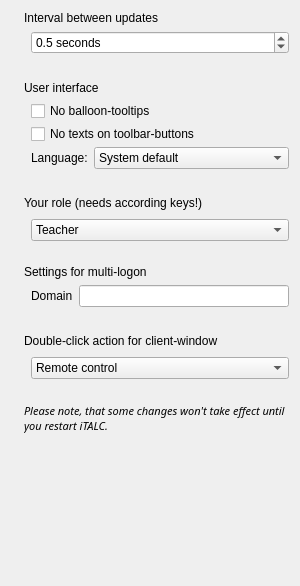
The window that italc-windows/italc.git/ima/dialogs/Config.ui (univention/ucs-school) describes before a commit, drawn with Qt 5.
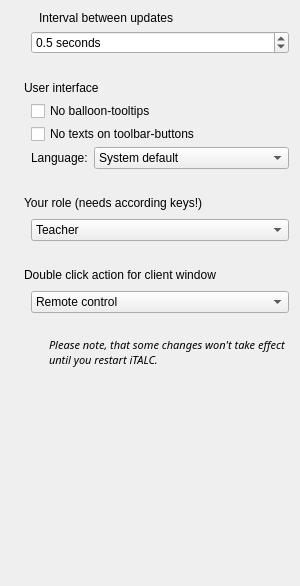
The same window after the commit. Icons and pictures are not drawn.

Patch:
```diff
--- a/italc-windows/italc.git/ima/dialogs/Config.ui
+++ b/italc-windows/italc.git/ima/dialogs/Config.ui
@@ -32,11 +32,11 @@
        </property>
        <item>
         <widget class="QLabel" name="label_2">
-         <property name="sizePolicy">
-          <sizepolicy hsizetype="Fixed" vsizetype="Fixed">
-           <horstretch>0</horstretch>
-           <verstretch>0</verstretch>
-          </sizepolicy>
+         <property name="maximumSize">
+          <size>
+           <width>22</width>
+           <height>22</height>
+          </size>
          </property>
          <property name="text">
           <string/>
@@ -515,84 +515,23 @@
        <property name="margin">
         <number>0</number>
        </property>
-       <item>
-        <widget class="QLabel" name="label_10">
-         <property name="sizePolicy">
-          <sizepolicy hsizetype="Fixed" vsizetype="Fixed">
-           <horstretch>0</horstretch>
-           <verstretch>0</verstretch>
-          </sizepolicy>
-         </property>
-         <property name="pixmap">
-          <pixmap resource="../italc.qrc">:/resources/remotelogon_22.png</pixmap>
-         </property>
-        </widget>
-       </item>
-       <item>
-        <widget class="QLabel" name="label_11">
-         <property name="text">
-          <string>Settings for multi-logon</string>
-         </property>
-        </widget>
-       </item>
-      </layout>
-     </item>
-     <item>
-      <layout class="QHBoxLayout">
-       <property name="spacing">
-        <number>6</number>
+       <property name="topMargin">
+        <number>0</number>
        </property>
        <property name="margin">
         <number>0</number>
        </property>
-       <item>
-        <spacer>
-         <property name="orientation">
-          <enum>Qt::Horizontal</enum>
-         </property>
-         <property name="sizeType">
-          <enum>QSizePolicy::Fixed</enum>
-         </property>
-         <property name="sizeHint" stdset="0">
-          <size>
-           <width>20</width>
-           <height>1</height>
-          </size>
-         </property>
-        </spacer>
-       </item>
-       <item>
-        <widget class="QLabel" name="label_15">
-         <property name="text">
-          <string>Domain</string>
-         </property>
-        </widget>
-       </item>
-       <item>
-        <widget class="QLineEdit" name="domainEdit"/>
-       </item>
-      </layout>
-     </item>
-    </layout>
-   </item>
-   <item>
-    <layout class="QVBoxLayout">
-     <property name="spacing">
-      <number>6</number>
-     </property>
-     <property name="margin">
-      <number>0</number>
-     </property>
-     <item>
-      <layout class="QHBoxLayout">
-       <property name="spacing">
-        <number>6</number>
-       </property>
-       <property name="margin">
+       <property name="bottomMargin">
         <number>0</number>
        </property>
        <item>
         <widget class="QLabel" name="label_16">
+         <property name="maximumSize">
+          <size>
+           <width>22</width>
+           <height>22</height>
+          </size>
+         </property>
          <property name="pixmap">
           <pixmap resource="../italc.qrc">:/resources/thinclient.png</pixmap>
          </property>
@@ -601,7 +540,7 @@
        <item>
         <widget class="QLabel" name="label_17">
          <property name="text">
-          <string>Double-click action for client-window</string>
+          <string>Double click action for client window</string>
          </property>
         </widget>
        </item>
@@ -625,7 +564,16 @@
        <property name="spacing">
         <number>6</number>
        </property>
-       <property name="margin">
+       <property name="leftMargin">
+        <number>0</number>
+       </property>
+       <property name="topMargin">
+        <number>0</number>
+       </property>
+       <property name="rightMargin">
+        <number>0</number>
+       </property>
+       <property name="bottomMargin">
         <number>0</number>
        </property>
        <item>
@@ -681,16 +629,25 @@
      <property name="spacing">
       <number>6</number>
      </property>
-     <property name="margin">
+     <property name="leftMargin">
+      <number>0</number>
+     </property>
+     <property name="topMargin">
+      <number>0</number>
+     </property>
+     <property name="rightMargin">
+      <number>0</number>
+     </property>
+     <property name="bottomMargin">
       <number>0</number>
      </property>
      <item>
       <widget class="QLabel" name="label_8">
-       <property name="sizePolicy">
-        <sizepolicy hsizetype="Fixed" vsizetype="Fixed">
-         <horstretch>0</horstretch>
-         <verstretch>0</verstretch>
-        </sizepolicy>
+       <property name="maximumSize">
+        <size>
+         <width>32</width>
+         <height>32</height>
+        </size>
        </property>
        <property name="text">
         <string/>
```
Left out of the diff: 175 changed lines with no effect on the pictures.
